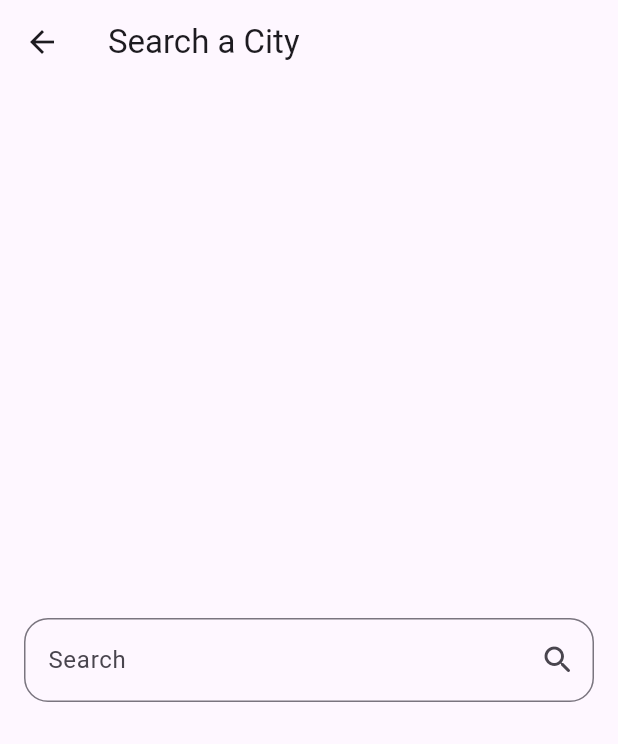
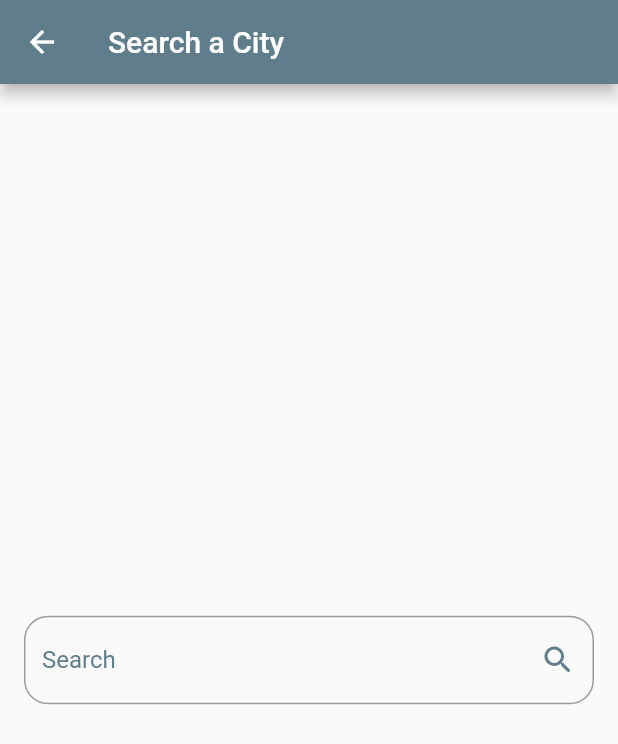
Before and after one commit to salahaldensherief/weather_app, a Flutter app: the screen it shows after launch, after a tap on "Search Now", on a phone screen of 412 x 824 dp. Shown: the top 744 px of the screen. Run offline on Flutter 3.47's test engine with Material 3 defaults, Android fonts, the phone set to English and light mode, and no system bars; our stand-ins replace bloc, dio, flutter_bloc.

Commit message:
display data done change background done finnish app

```diff
--- /dev/null
+++ b/devtools_options.yaml
@@ -0,0 +1,3 @@
+description: This file stores settings for Dart & Flutter DevTools.
+documentation: https://docs.flutter.dev/tools/devtools/extensions#configure-extension-enablement-states
+extensions:
--- a/lib/data/models/weather_model.dart
+++ b/lib/data/models/weather_model.dart
@@ -1,14 +1,17 @@
 class WeatherModel {
   final String cityName;
-  final String date;
+  final DateTime date;
   final double temp;
   final double maxTemp;
   final double minTemp;
   final String weatherCondition;
   final String sunrise;
   final String sunset;
+  final int conditionCode;
+
 
   WeatherModel({
+    required this.conditionCode,
     required this.sunrise,
     required this.sunset,
     required this.cityName,
@@ -20,8 +23,9 @@ class WeatherModel {
   });
   factory WeatherModel.fromjson(json) {
     return WeatherModel(
+      conditionCode: json['forecast']['forecastday'][0]['day']['condition']['code'],
       cityName: json['location']['name'],
-      date: json['current']['last_updated'],
+      date: DateTime.parse(json['current']['last_updated']),
       temp: json['forecast']['forecastday'][0]['day']['avgtemp_c'],
       maxTemp: json['forecast']['forecastday'][0]['day']['maxtemp_c'],
       minTemp: json['forecast']['forecastday'][0]['day']['mintemp_c'],
--- a/lib/main.dart
+++ b/lib/main.dart
@@ -19,16 +19,16 @@ class MyApp extends StatelessWidget {
       child: MaterialApp(
         debugShowCheckedModeBanner: false,
         theme: ThemeData(
-          colorScheme: ColorScheme.fromSeed(seedColor: Colors.deepPurple),
+        useMaterial3: false,
         ),
         home: BlocBuilder<GetWeatherCubit, WeatherState>(
           builder: (context, state) {
             if (state is NoWeatherState) {
-              return NoWeatherView();
+              return const NoWeatherView();
             } else if (state is WeatherLoadedState) {
               return HomeView();
             } else {
-              return Text('opps there was an error');
+              return const Text('opps there was an error');
             }
           },
         ),
--- a/lib/presentation/views/no_weather_body.dart
+++ b/lib/presentation/views/no_weather_body.dart
@@ -53,6 +53,8 @@ class NoWeatherView extends StatelessWidget {
                       style: TextStyle(color: Colors.white),
                     ),
                     style: ElevatedButton.styleFrom(
+                      shape: RoundedRectangleBorder(
+                        borderRadius: BorderRadius.circular(16),),
                       backgroundColor: Colors.blueGrey,
                       padding: const EdgeInsets.symmetric(
                         horizontal: 20,
--- a/lib/presentation/views/search_view.dart
+++ b/lib/presentation/views/search_view.dart
@@ -10,6 +10,7 @@ class SearchView extends StatelessWidget {
   Widget build(BuildContext context) {
     return Scaffold(
       appBar: AppBar(
+        backgroundColor: Colors.blueGrey,
         title: Text('Search a City'),
 
       ),
--- a/lib/presentation/views/widgets/custom_text_field.dart
+++ b/lib/presentation/views/widgets/custom_text_field.dart
@@ -2,25 +2,25 @@ import 'package:flutter/material.dart';
 
 class CustomTextField extends StatelessWidget {
   const CustomTextField({super.key, this.onSubmitted});
- final void Function(String)? onSubmitted;
+  final void Function(String)? onSubmitted;
   @override
   Widget build(BuildContext context) {
     return Padding(
       padding: const EdgeInsets.symmetric(horizontal: 16),
       child: Center(
         child: TextField(
-onSubmitted: onSubmitted,
+          onSubmitted: onSubmitted,
           decoration: InputDecoration(
+            hoverColor: Colors.black,
+
             labelText: 'Search',
-            suffixIcon: Icon(Icons.search_rounded),
+            labelStyle: TextStyle(color: Colors.blueGrey),
+            suffixIcon: Icon(Icons.search_rounded, color: Colors.blueGrey),
             hintText: 'Enter city name',
-            border: OutlineInputBorder(
-               borderRadius: BorderRadius.circular(16),
-              borderSide: BorderSide(
-                color: Colors.black,
-
-              )
-            )
+            border: OutlineInputBorder(borderRadius: BorderRadius.circular(16)),
+            focusedBorder: OutlineInputBorder(
+              borderRadius: BorderRadius.circular(16),
+            ),
           ),
         ),
       ),
```
Also changed, not shown: lib/core/utils/weather_background_helper.dart (added, +34 -0 lines), lib/presentation/views/home_view.dart (+38 -26 lines), lib/presentation/views/widgets/custom_app_bar.dart (+21 -12 lines).
